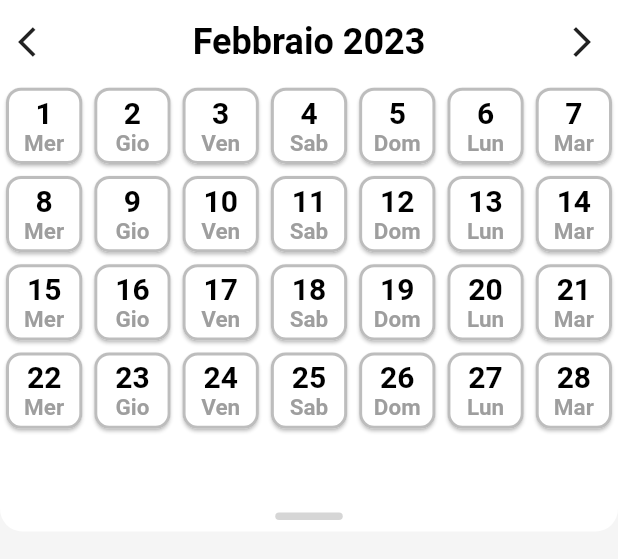
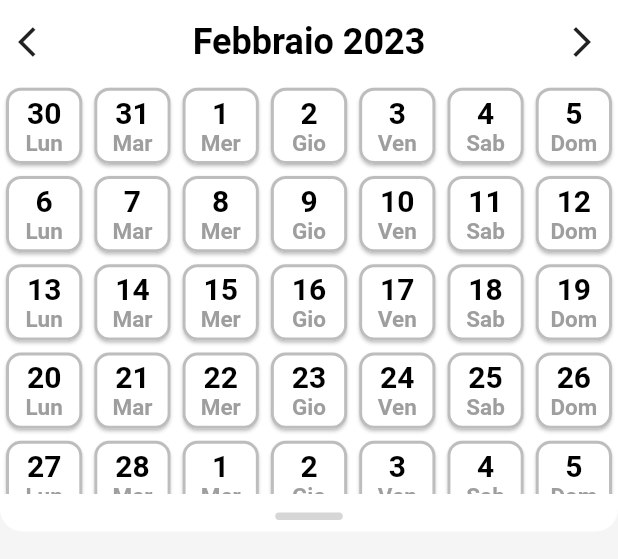
Before and after one commit to lucapsq/uni-calendar, a Flutter app: the MonthHeader widget shown alone on an empty page, opened directly with empty values, after a tap on the "arrow back ios" icon, on a phone screen of 412 x 824 dp. Shown: the top 559 px of the screen. Run offline on Flutter 3.47's test engine with Material 2 defaults, Android fonts, the phone set to English and light mode, and no system bars; our stand-ins replace font_awesome_flutter, in_app_review, shared_preferences, syncfusion_flutter_calendar, toggle_switch; missing offline and left inert: app_install_date; accounts and stored records are empty; network calls fail.

Commit message:
added previous and next days

```diff
--- a/lib/main.dart
+++ b/lib/main.dart
@@ -1,5 +1,3 @@
-import 'dart:ui';
-
 import 'package:app_install_date/app_install_date.dart';
 import 'package:flutter/material.dart';
 import 'package:shared_preferences/shared_preferences.dart';
--- a/lib/settings_page.dart
+++ b/lib/settings_page.dart
@@ -40,7 +40,7 @@ class SettingsPage extends StatelessWidget {
                       );
                     },
                     child: const Text(
-                      "Modifica corso",
+                      "Modifica Corso",
                       style: TextStyle(fontSize: 16),
                       textAlign: TextAlign.center,
                     ),
--- a/lib/widgets/month_header.dart
+++ b/lib/widgets/month_header.dart
@@ -14,6 +14,9 @@ class MonthHeader extends StatefulWidget {
 class _MonthHeaderState extends State<MonthHeader> {
   List<Widget> cardMonthWidget = [];
   List<DateTime> monthView = [];
+  List<DateTime> previousMonthView = [];
+  List<DateTime> nextMonthView = [];
+
   late DateTime selectedDayInMonth;
   void initState() {
     super.initState();
@@ -31,11 +34,30 @@ class _MonthHeaderState extends State<MonthHeader> {
 
     DateTime day = DateTime.parse(
         selectedDayInMonth.year.toString() + "-" + monthString + "-01");
+
+    if (day.weekday != 1 && previousMonthView.isEmpty) {
+      DateTime previousDay = day.subtract(Duration(days: day.weekday - 1));
+
+      while (previousDay.day != day.day) {
+        previousMonthView.add(previousDay);
+        previousDay = previousDay.add(Duration(days: 1));
+      }
+    }
+
     if (monthView.isEmpty)
       while (day.month == monthInt) {
         monthView.add(day);
         day = day.add(Duration(days: 1));
       }
+
+    if (day.weekday != 7 && nextMonthView.isEmpty) {
+      day = monthView.last;
+
+      while (day.weekday != 7) {
+        day = day.add(Duration(days: 1));
+        nextMonthView.add(day);
+      }
+    }
   }
 
   String _getMonthTitle() {
@@ -129,7 +151,9 @@ class _MonthHeaderState extends State<MonthHeader> {
                 IconButton(
                   onPressed: () {
                     setState(() {
+                      previousMonthView.clear();
                       monthView.clear();
+                      nextMonthView.clear();
                       selectedDayInMonth =
                           getDayOfPreviousMonth(selectedDayInMonth);
                     });
@@ -146,7 +170,9 @@ class _MonthHeaderState extends State<MonthHeader> {
                 IconButton(
                   onPressed: () {
                     setState(() {
+                      previousMonthView.clear();
                       monthView.clear();
+                      nextMonthView.clear();
                       selectedDayInMonth =
                           getDayOfNextMonth(selectedDayInMonth);
                     });
@@ -158,6 +184,10 @@ class _MonthHeaderState extends State<MonthHeader> {
               ],
             ),
           ),
+          /*Container(
+            height: MediaQuery.of(context).size.height * 0.01,
+            color: Colors.black,
+          ),*/
           Container(
             padding: const EdgeInsets.fromLTRB(0, 5, 0, 0),
             width: MediaQuery.of(context).size.width,
@@ -169,7 +199,21 @@ class _MonthHeaderState extends State<MonthHeader> {
                 mainAxisSpacing: 0,
                 crossAxisCount: 7,
                 children: [
+                  for (var d in previousMonthView)
+                    GestureDetector(
+                      onTap: () {
+                        widget.selectedDayChanged(d);
+                      },
+                      child: CardCalendar(d, widget.selectedDay),
+                    ),
                   for (var d in monthView)
+                    GestureDetector(
+                      onTap: () {
+                        widget.selectedDayChanged(d);
+                      },
+                      child: CardCalendar(d, widget.selectedDay),
+                    ),
+                  for (var d in nextMonthView)
                     GestureDetector(
                       onTap: () {
                         widget.selectedDayChanged(d);
```
